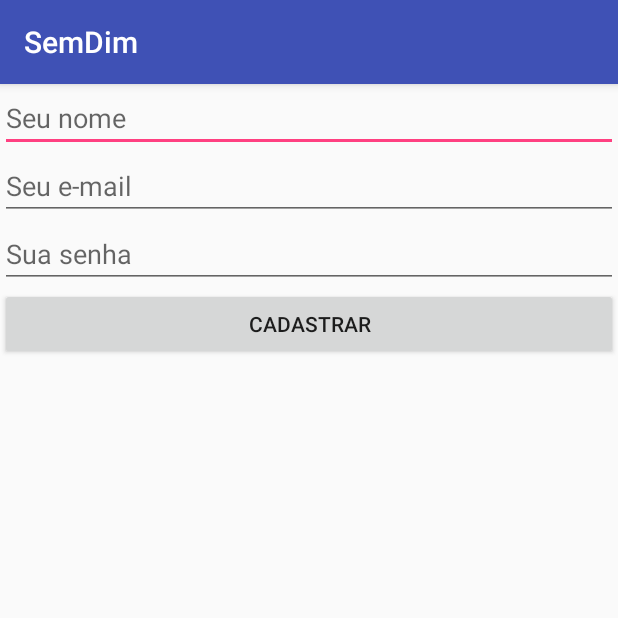
After one commit to lassulfi/SemDim, an Android app: the CadastroUsuarioActivity screen opened directly, with no data from a screen before it, on a phone screen of 412 x 824 dp, the top half of it. The commit adds this screen. Run offline under Robolectric (Android 15) with nearby library versions, the phone set to English and light mode, and no system bars.

Commit message:
Início do desenvolvimento da tela de cadastro. Início da configuração do firebase

```diff
--- a/app/build.gradle
+++ b/app/build.gradle
@@ -26,7 +26,11 @@ dependencies {
     androidTestImplementation 'com.android.support.test:runner:1.0.2'
     androidTestImplementation 'com.android.support.test.espresso:espresso-core:3.0.2'
 
-    compile 'com.google.firebase:firebase-core:16.0.0'
+    implementation 'com.google.firebase:firebase-core:16.0.0'
+
+    implementation 'com.google.firebase:firebase-database:15.0.0'
+
+    implementation 'com.google.firebase:firebase-auth:15.0.0'
 }
 
 apply plugin: 'com.google.gms.google-services'
--- a/app/src/main/AndroidManifest.xml
+++ b/app/src/main/AndroidManifest.xml
@@ -9,15 +9,15 @@
         android:roundIcon="@mipmap/ic_launcher_round"
         android:supportsRtl="true"
         android:theme="@style/AppTheme">
-        <activity android:name=".MainActivity">
-        </activity>
+        <activity android:name=".MainActivity"></activity>
         <activity android:name=".LoginActivity">
             <intent-filter>
                 <action android:name="android.intent.action.MAIN" />
 
-                <category android:name="android.intent.category.LAUNCHER"/>
+                <category android:name="android.intent.category.LAUNCHER" />
             </intent-filter>
         </activity>
+        <activity android:name=".CadastroUsuarioActivity"></activity>
     </application>
 
 </manifest>
--- /dev/null
+++ b/app/src/main/java/br/com/semdimapp/semdim/CadastroUsuarioActivity.java
@@ -0,0 +1,13 @@
+package br.com.semdimapp.semdim;
+
+import android.support.v7.app.AppCompatActivity;
+import android.os.Bundle;
+
+public class CadastroUsuarioActivity extends AppCompatActivity {
+
+    @Override
+    protected void onCreate(Bundle savedInstanceState) {
+        super.onCreate(savedInstanceState);
+        setContentView(R.layout.activity_cadastro_usuario);
+    }
+}
--- /dev/null
+++ b/app/src/main/res/layout/activity_cadastro_usuario.xml
@@ -0,0 +1,35 @@
+<?xml version="1.0" encoding="utf-8"?>
+<LinearLayout xmlns:android="http://schemas.android.com/apk/res/android"
+    xmlns:app="http://schemas.android.com/apk/res-auto"
+    xmlns:tools="http://schemas.android.com/tools"
+    android:layout_width="match_parent"
+    android:layout_height="match_parent"
+    tools:context=".CadastroUsuarioActivity"
+    android:orientation="vertical">
+
+    <EditText
+        android:layout_width="match_parent"
+        android:layout_height="wrap_content"
+        android:id="@+id/tb_user_name"
+        android:hint="@string/tb_user_name_hint"/>
+
+    <EditText
+        android:layout_width="match_parent"
+        android:layout_height="wrap_content"
+        android:id="@+id/tb_cadastro_email"
+        android:hint="@string/tb_cadastro_email"
+        />
+
+    <EditText
+        android:layout_width="match_parent"
+        android:layout_height="wrap_content"
+        android:id="@+id/tb_cadastro_password"
+        android:hint="@string/tb_cadastro_senha"/>
+
+    <Button
+        android:layout_width="match_parent"
+        android:layout_height="wrap_content"
+        android:id="@+id/btn_cadastrar"
+        android:text="@string/btn_cadastrar"/>
+
+</LinearLayout>
--- a/app/src/main/res/values/strings.xml
+++ b/app/src/main/res/values/strings.xml
@@ -1,8 +1,13 @@
 <resources>
     <string name="app_name">SemDim</string>
-    <!-- Activity_Login strings -->
+    <!-- LoginActivity strings -->
     <string name="tb_username_hint">E-mail</string>
     <string name="tb_password_hint">Senha</string>
     <string name="btn_login_text">Logar</string>
     <string name="btn_facebook_login_hint">Login com o Facebook</string>
+    <!-- CadastroUsuarioActivity strings -->
+    <string name="tb_user_name_hint">Seu nome</string>
+    <string name="tb_cadastro_email">Seu e-mail</string>
+    <string name="tb_cadastro_senha">Sua senha</string>
+    <string name="btn_cadastrar">Cadastrar</string>
 </resources>
```
Also changed, not shown: app/src/main/java/br/com/semdimapp/semdim/config/FirebaseConfig.java (added, +39 -0 lines).
